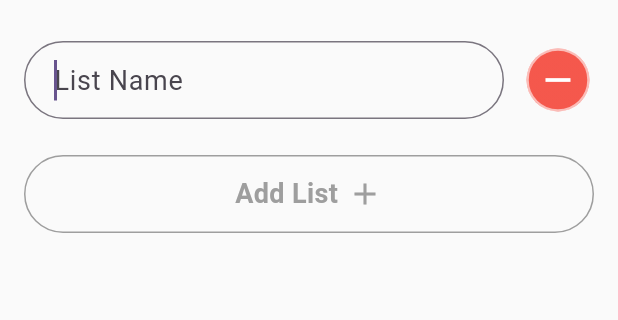
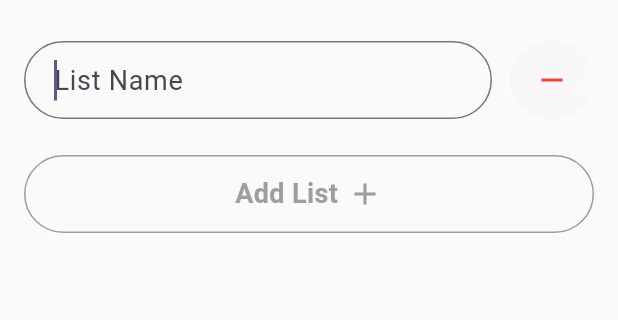
Before and after one commit to mark3lim/my_counter, a Flutter app: the BasicCountingView screen opened by its route, after a tap on "Add List", on a phone screen of 412 x 824 dp, the part 61-381 px from its top. Run offline on Flutter 3.47's test engine with Material 3 defaults, Android fonts, the phone set to English and light mode, and no system bars; drawn by our look-alikes of glassmorphism; our stand-ins replace flutter_riverpod, shared_preferences, synchronized; accounts and stored records are empty.

Commit message:
Add calendar PageView; update BottomNavBar; use GlassIconButton

```diff
--- a/lib/presentation/views/basic_counting_setting_view.dart
+++ b/lib/presentation/views/basic_counting_setting_view.dart
@@ -36,7 +36,10 @@ class _BasicCountingSettingViewState extends State<BasicCountingSettingView> {
   late List<Map<String, String>> _cycleData;
 
   // common text style
-  final TextStyle commonTextStyle = const TextStyle(fontSize: 18, fontWeight: FontWeight.bold,);
+  final TextStyle commonTextStyle = const TextStyle(
+    fontSize: 18,
+    fontWeight: FontWeight.bold,
+  );
 
   @override
   void initState() {
--- a/lib/presentation/views/basic_counting_view.dart
+++ b/lib/presentation/views/basic_counting_view.dart
@@ -4,7 +4,7 @@ import 'package:counting_app/data/model/category.dart';
 import 'package:counting_app/generated/l10n/app_localizations.dart';
 import 'package:counting_app/presentation/views/basic_counting_setting_view.dart';
 import 'package:counting_app/presentation/widgets/custom_app_next_bar.dart';
-import 'package:counting_app/presentation/widgets/liquid_glass_button.dart';
+import 'package:counting_app/presentation/widgets/glass_icon_button.dart';
 import 'package:flutter/material.dart';
 import 'package:flutter/services.dart';
 
@@ -200,10 +200,10 @@ class _BasicCountingViewState extends State<BasicCountingView> {
             ),
             const SizedBox(width: 12),
             // 입력 필드를 닫는 취소 버튼입니다.
-            LiquidGlassButton(
+            GlassIconButton(
               onPressed: _toggleAddCategoryView,
               icon: Icons.remove,
-              color: const Color(0xFFF44336),
+              iconColor: const Color(0xFFF44336),
             ),
           ],
         ),
--- a/lib/presentation/widgets/glass_icon_button.dart
+++ b/lib/presentation/widgets/glass_icon_button.dart
@@ -1,110 +1,57 @@
 import 'package:flutter/material.dart';
 import 'package:glassmorphism/glassmorphism.dart';
 
-// 탭할 때 리퀴드 글래스 효과가 나타나는 아이콘 버튼 위젯입니다.
-class GlassIconButton extends StatefulWidget {
+class GlassIconButton extends StatelessWidget {
   final IconData icon;
   final VoidCallback onPressed;
-  final Color? iconColor;
+  final Color iconColor;
+  final double width;
+  final double height;
+  final double borderRadius;
 
   const GlassIconButton({
     super.key,
     required this.icon,
     required this.onPressed,
-    this.iconColor,
+    this.iconColor = Colors.black,
+    this.width = 56,
+    this.height = 56,
+    this.borderRadius = 28,
   });
 
   @override
-  State<GlassIconButton> createState() => _GlassIconButtonState();
-}
-
-class _GlassIconButtonState extends State<GlassIconButton> with SingleTickerProviderStateMixin {
-  late AnimationController _controller;
-  late Animation<double> _scaleAnimation;
-
-  @override
-  void initState() {
-    super.initState();
-    _controller = AnimationController(
-      vsync: this,
-      duration: const Duration(milliseconds: 200),
-    );
-    // 컨트롤러의 값에 따라 스케일이 변하는 애니메이션을 정의합니다.
-    _scaleAnimation = Tween<double>(begin: 0.0, end: 1.0).animate(
-      CurvedAnimation(parent: _controller, curve: Curves.easeOut),
-    );
-  }
-
-  @override
-  void dispose() {
-    _controller.dispose();
-    super.dispose();
-  }
-
-  // 버튼을 누르면 애니메이션을 시작합니다.
-  void _onTapDown(TapDownDetails details) {
-    _controller.forward();
-  }
-
-  // 버튼에서 손을 떼면 애니메이션을 되돌리고 콜백을 실행합니다.
-  void _onTapUp(TapUpDetails details) {
-    _controller.reverse().then((_) {
-      widget.onPressed();
-    });
-  }
-
-  // 탭을 취소하면 애니메이션을 되돌립니다.
-  void _onTapCancel() {
-    _controller.reverse();
-  }
-
-  @override
   Widget build(BuildContext context) {
-    final isDarkMode = Theme.of(context).brightness == Brightness.dark;
-
-    return GestureDetector(
-      onTapDown: _onTapDown,
-      onTapUp: _onTapUp,
-      onTapCancel: _onTapCancel,
-      child: Stack(
-        alignment: Alignment.center,
-        children: [
-          // 애니메이션에 따라 크기가 변하는 글래스 효과 컨테이너입니다.
-          AnimatedBuilder(
-            animation: _scaleAnimation,
-            builder: (context, child) {
-              return Transform.scale(
-                scale: _scaleAnimation.value,
+    return InkWell(
+      onTap: onPressed,
+      customBorder: const CircleBorder(),
       child: GlassmorphicContainer(
-                  width: 52,
-                  height: 52,
-                  borderRadius: 26,
+        width: width,
+        height: height,
+        borderRadius: borderRadius,
         blur: 15,
         alignment: Alignment.center,
-                  border: 1,
+        border: 0.0,
         linearGradient: LinearGradient(
           begin: Alignment.topLeft,
           end: Alignment.bottomRight,
           colors: [
-                      isDarkMode ? const Color.fromRGBO(255, 255, 255, 0.2) : const Color.fromRGBO(255, 255, 255, 0.3),
-                      isDarkMode ? const Color.fromRGBO(255, 255, 255, 0.1) : const Color.fromRGBO(255, 255, 255, 0.2),
+            Theme.of(context).colorScheme.surfaceContainer.withAlpha((255 * 0.3).round()),
+            Theme.of(context).colorScheme.surfaceContainer.withAlpha((255 * 0.2).round()),
           ],
+          stops: const [0.1, 1],
         ),
         borderGradient: LinearGradient(
           begin: Alignment.topLeft,
           end: Alignment.bottomRight,
           colors: [
-                      const Color.fromRGBO(255, 255, 255, 0.5),
-                      const Color.fromRGBO(255, 255, 255, 0.5),
+            Theme.of(context).colorScheme.outline.withAlpha((255 * 0.4).round()),
+            Theme.of(context).colorScheme.outline.withAlpha((255 * 0.1).round()),
           ],
         ),
+        child: Icon(
+          icon,
+          color: iconColor,
         ),
-              );
-            },
-          ),
-          // 항상 위에 표시되는 아이콘입니다.
-          Icon(widget.icon, color: widget.iconColor),
-        ],
       ),
     );
   }
--- a/lib/presentation/widgets/liquid_glass_button.dart
+++ /dev/null
@@ -1,55 +0,0 @@
-import 'package:flutter/material.dart';
-
-// Liquid Glass 디자인을 적용한 버튼 위젯입니다.
-class LiquidGlassButton extends StatelessWidget {
-  final VoidCallback onPressed;
-  final IconData icon;
-  final Color color;
-
-  // LiquidGlassButton 객체를 생성합니다.
-  const LiquidGlassButton({
-    super.key,
-    required this.onPressed,
-    required this.icon,
-    required this.color,
-  });
-
-  @override
-  Widget build(BuildContext context) {
-    // iOS 26 liquid glass 디자인을 구현합니다.
-    return GestureDetector(
-      behavior: HitTestBehavior.opaque,
-      onTap: onPressed,
-      child: SizedBox.square(
-        dimension: 48,
-        child: Center(
-          child: Container(
-            width: 42,
-            height: 42,
-            decoration: BoxDecoration(
-              color: color.withAlpha(240), // Opacity 1.0
-              borderRadius: BorderRadius.circular(24),
-              gradient: LinearGradient(
-                begin: Alignment.topLeft,
-                end: Alignment.bottomRight,
-                colors: [
-                  color.withAlpha(240), // Opacity 1.0
-                  color.withAlpha(240), // Opacity 1.0
-                ],
-              ),
-              border: Border.all(
-                color: Colors.white.withAlpha(153), // Opacity 0.6
-                width: 1.5,
-              ),
-            ),
-            child: Icon(
-              icon,
-              color: Colors.white,
-              size: 28,
-            ),
-          ),
-        ),
-      ),
-    );
-  }
-}
```
Also changed, not shown: lib/presentation/views/calendar_home_page.dart (added, +14 -0 lines), lib/presentation/views/home_view.dart (+29 -3 lines), lib/presentation/widgets/bottom_nav_bar.dart (+23 -46 lines), lib/presentation/widgets/counting_card.dart (+4 -3 lines). Lines whose indentation alone changed are shown as unchanged.
